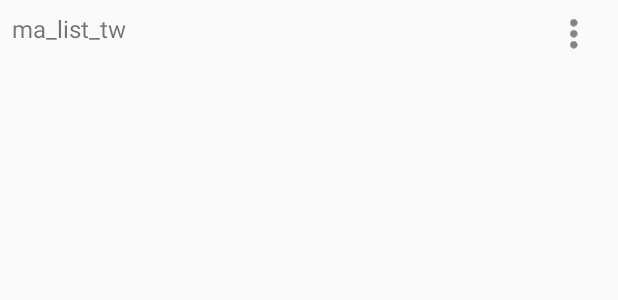
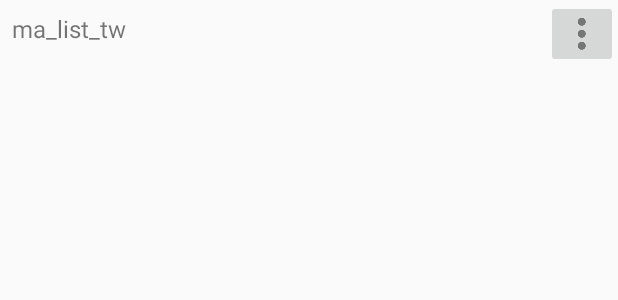
Before and after one commit to AxmetES/conrtol_19.04.18_room_db, an Android app: the layout list_ltem.xml on its own in the app's theme, with its tools: preview values and no code run, on a phone screen of 412 x 824 dp. Shown: the top 300 px of the screen. Run offline under Robolectric (Android 15) with nearby library versions, the phone set to English and light mode, and no system bars.

```diff
--- a/app/build.gradle
+++ b/app/build.gradle
@@ -4,7 +4,7 @@ android {
     compileSdkVersion 26
     defaultConfig {
         applicationId "com.appcontroll.appcontroll_lists_db"
-        minSdkVersion 27
+        minSdkVersion 26
         targetSdkVersion 26
         versionCode 1
         versionName "1.0"
--- a/app/src/main/java/com/appcontroll/appcontroll_lists_db/Activitys/MainListAdapter.java
+++ b/app/src/main/java/com/appcontroll/appcontroll_lists_db/Activitys/MainListAdapter.java
@@ -76,9 +76,11 @@ class MainListAdapter extends RecyclerView.Adapter<MainListAdapter.ViewHolder>{
     public class ViewHolder extends RecyclerView.ViewHolder {
         public TextView listName;
         public ImageButton listMenuBtn;
+
         public ViewHolder(View itemView) {
             super(itemView);
             listName = itemView.findViewById(R.id.ma_list_tw);
+            listMenuBtn = (ImageButton) itemView.findViewById(R.id.list_item);
         }
     }
 }
--- a/app/src/main/res/layout/list_ltem.xml
+++ b/app/src/main/res/layout/list_ltem.xml
@@ -14,17 +14,18 @@
         android:text="ma_list_tw"
         android:textSize="16dp"
         app:layout_constraintStart_toStartOf="parent" />
-    <ImageView
+
+    <ImageButton
         android:id="@+id/list_item"
         android:layout_width="wrap_content"
         android:layout_height="45dp"
         android:layout_centerVertical="true"
+        android:padding="8dp"
         android:src="@drawable/item_ican"
-        android:layout_alignParentRight="true"
-        android:text="Button"
-        android:padding="8dp"
-        android:layout_marginRight="5dp"
-        app:layout_constraintEnd_toEndOf="parent"/>
+        app:layout_constraintEnd_toEndOf="parent"
+        app:layout_constraintTop_toTopOf="parent"
+        app:layout_constraintBottom_toBottomOf="parent"
+        android:contentDescription="TODO" />
 
 
 
```
